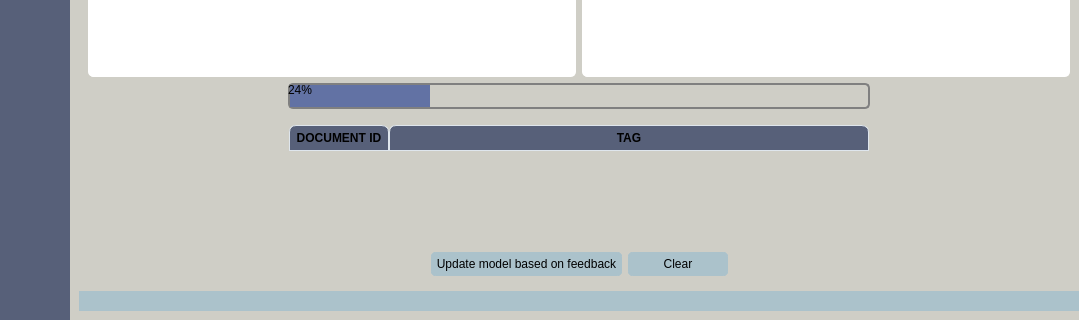
First picture: the form in UIs/DomainClassifier.ui, repository IntelCompH2020/domain_classification, before the edit; both pictures show x 0 to 1079 and y 400 to 720 of the 1079 by 720 pixel window.
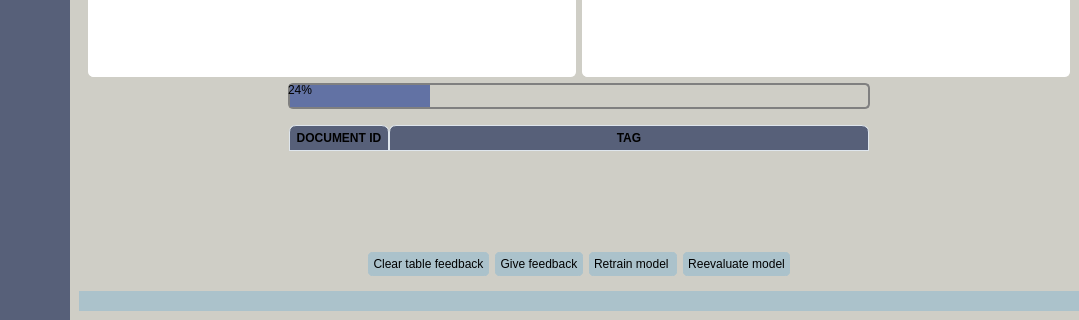
Second picture: the form after the edit. The open tabs and pages were chosen to show the change. Icons and pictures are not drawn.

Commit message: Main updated to use directly default args; retrain and evaluate implemented; get feedback updated.

```diff
--- a/UIs/DomainClassifier.ui
+++ b/UIs/DomainClassifier.ui
@@ -3448,42 +3448,14 @@
                         </property>
                         <property name="sizeHint" stdset="0">
                          <size>
-                          <width>320</width>
+                          <width>200</width>
                           <height>23</height>
                          </size>
                         </property>
                        </spacer>
                       </item>
                       <item>
-                       <widget class="QPushButton" name="update_model_push_button">
-                        <property name="maximumSize">
-                         <size>
-                          <width>16777215</width>
-                          <height>16777215</height>
-                         </size>
-                        </property>
-                        <property name="styleSheet">
-                         <string notr="true">QPushButton {
-	border: 5px solid #ABC2CB;
-	border-radius: 5px;	
-	background-color: #ABC2CB;
-}
-QPushButton:hover {
-	background-color: #ABC2CB;
-	border: 2px solid #ABC2CB;
-}
-QPushButton:pressed {	
-	background-color: #ABC2CB;
-	border: 2px solid #ABC2CB;
-}</string>
-                        </property>
-                        <property name="text">
-                         <string>Update model based on feedback</string>
-                        </property>
-                       </widget>
-                      </item>
-                      <item>
-                       <widget class="QPushButton" name="clear_feedback_push_button">
+                       <widget class="QPushButton" name="clear_feedback_table_push_button">
                         <property name="sizePolicy">
                          <sizepolicy hsizetype="Fixed" vsizetype="Fixed">
                           <horstretch>0</horstretch>
@@ -3518,7 +3490,91 @@
 }</string>
                         </property>
                         <property name="text">
-                         <string>Clear</string>
+                         <string>Clear table feedback</string>
+                        </property>
+                       </widget>
+                      </item>
+                      <item>
+                       <widget class="QPushButton" name="give_feedback_push_button">
+                        <property name="maximumSize">
+                         <size>
+                          <width>16777215</width>
+                          <height>16777215</height>
+                         </size>
+                        </property>
+                        <property name="styleSheet">
+                         <string notr="true">QPushButton {
+	border: 5px solid #ABC2CB;
+	border-radius: 5px;	
+	background-color: #ABC2CB;
+}
+QPushButton:hover {
+	background-color: #ABC2CB;
+	border: 2px solid #ABC2CB;
+}
+QPushButton:pressed {	
+	background-color: #ABC2CB;
+	border: 2px solid #ABC2CB;
+}</string>
+                        </property>
+                        <property name="text">
+                         <string>Give feedback</string>
+                        </property>
+                       </widget>
+                      </item>
+                      <item>
+                       <widget class="QPushButton" name="retrain_model_push_button">
+                        <property name="maximumSize">
+                         <size>
+                          <width>16777215</width>
+                          <height>16777215</height>
+                         </size>
+                        </property>
+                        <property name="styleSheet">
+                         <string notr="true">QPushButton {
+	border: 5px solid #ABC2CB;
+	border-radius: 5px;	
+	background-color: #ABC2CB;
+}
+QPushButton:hover {
+	background-color: #ABC2CB;
+	border: 2px solid #ABC2CB;
+}
+QPushButton:pressed {	
+	background-color: #ABC2CB;
+	border: 2px solid #ABC2CB;
+}</string>
+                        </property>
+                        <property name="text">
+                         <string>Retrain model </string>
+                        </property>
+                       </widget>
+                      </item>
+                      <item>
+                       <widget class="QPushButton" name="reevaluate_model_push_button">
+                        <property name="maximumSize">
+                         <size>
+                          <width>16777215</width>
+                          <height>16777215</height>
+                         </size>
+                        </property>
+                        <property name="styleSheet">
+                         <string notr="true">QPushButton {
+	border: 5px solid #ABC2CB;
+	border-radius: 5px;	
+	background-color: #ABC2CB;
+}
+QPushButton:hover {
+	background-color: #ABC2CB;
+	border: 2px solid #ABC2CB;
+}
+QPushButton:pressed {	
+	background-color: #ABC2CB;
+	border: 2px solid #ABC2CB;
+}</string>
+                        </property>
+                        <property name="text">
+                         <string>Reevaluate model</string>
                         </property>
                        </widget>
                       </item>
@@ -3529,7 +3585,7 @@
                         </property>
                         <property name="sizeHint" stdset="0">
                          <size>
-                          <width>153</width>
+                          <width>200</width>
                           <height>23</height>
                          </size>
                         </property>
```
Left out of the diff: 2 changed lines with no effect on the pictures. The commit also changes 4 other files.
